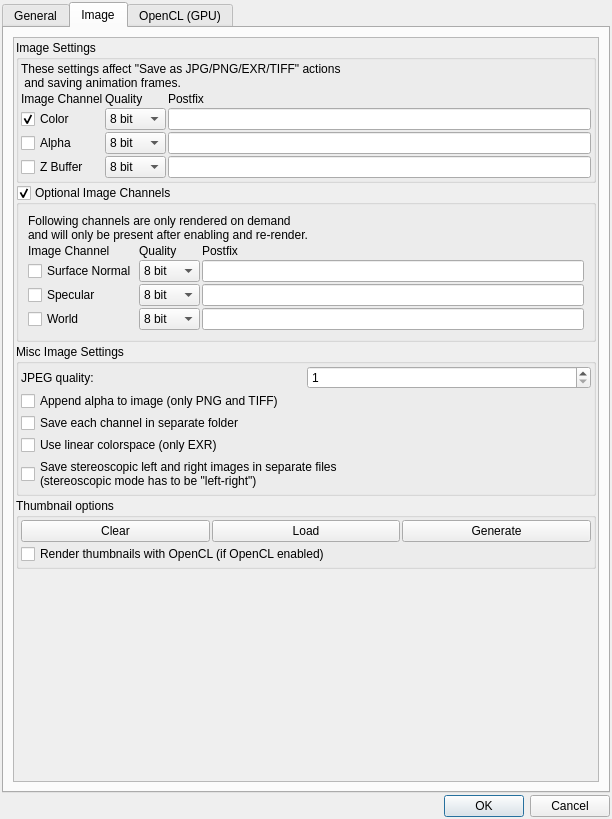
Before: the Qt Designer form mandelbulber2/qt/preferences_dialog.ui in buddhi1980/mandelbulber2, drawn with Qt 5.
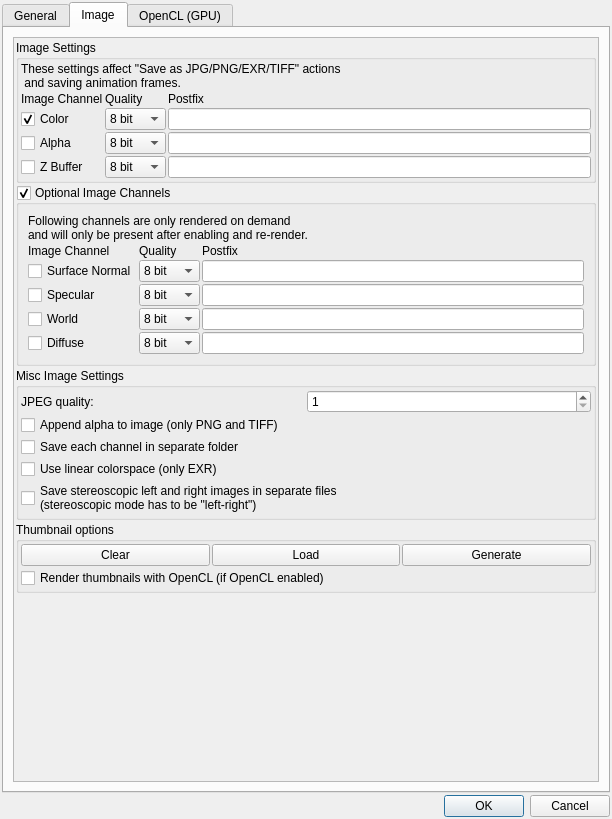
After: the same form once the commit is applied. Icons and pictures are not drawn. Custom widgets are drawn as their Qt base class.

Commit message: enabled diffuse image channel

What changed in the file:
```diff
--- a/mandelbulber2/qt/preferences_dialog.ui
+++ b/mandelbulber2/qt/preferences_dialog.ui
@@ -922,6 +922,39 @@
                   </property>
                  </widget>
                 </item>
+                <item row="5" column="0">
+                 <widget class="MyCheckBox" name="checkBox_diffuse_enabled">
+                  <property name="text">
+                   <string>Diffuse</string>
+                  </property>
+                 </widget>
+                </item>
+                <item row="5" column="1">
+                 <widget class="MyComboBox" name="comboBox_diffuse_quality">
+                  <item>
+                   <property name="text">
+                    <string>8 bit</string>
+                   </property>
+                  </item>
+                  <item>
+                   <property name="text">
+                    <string>16 bit</string>
+                   </property>
+                  </item>
+                  <item>
+                   <property name="text">
+                    <string>32 bit</string>
+                   </property>
+                  </item>
+                 </widget>
+                </item>
+                <item row="5" column="2">
+                 <widget class="MyLineEdit" name="text_diffuse_postfix">
+                  <property name="text">
+                   <string/>
+                  </property>
+                 </widget>
+                </item>
                </layout>
               </widget>
              </item>
```
The commit also changes 7 other files.
